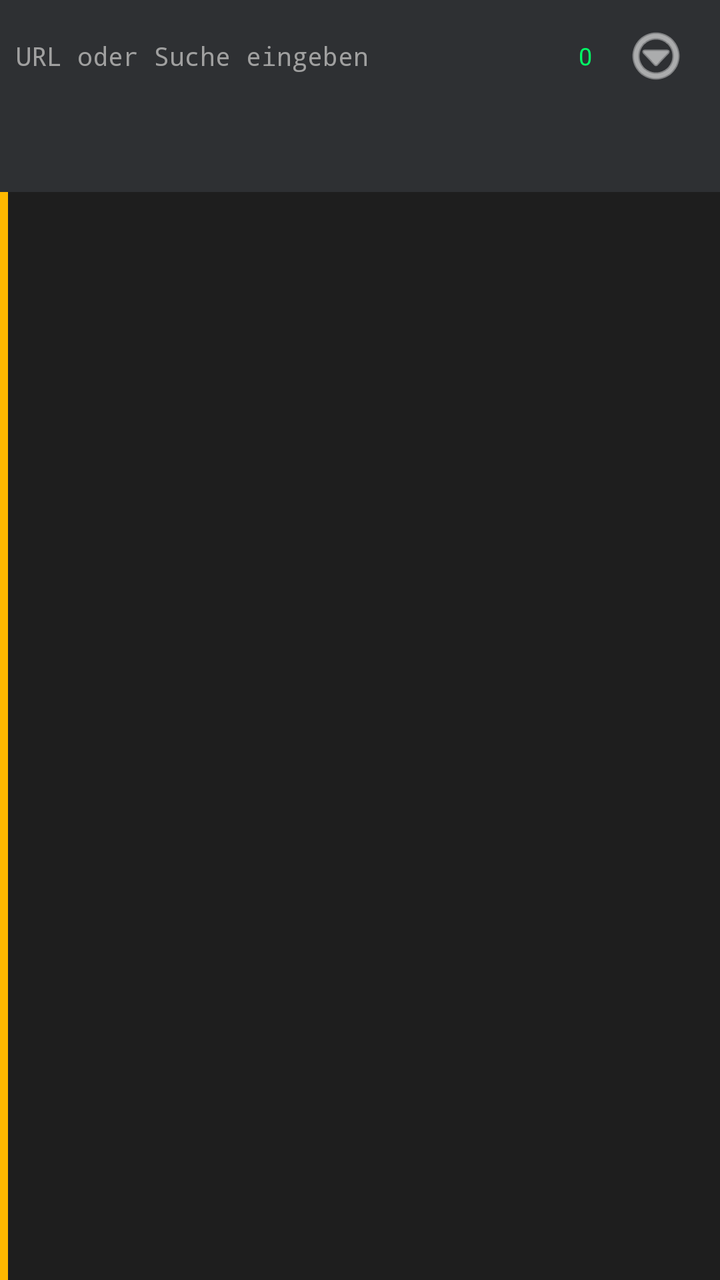
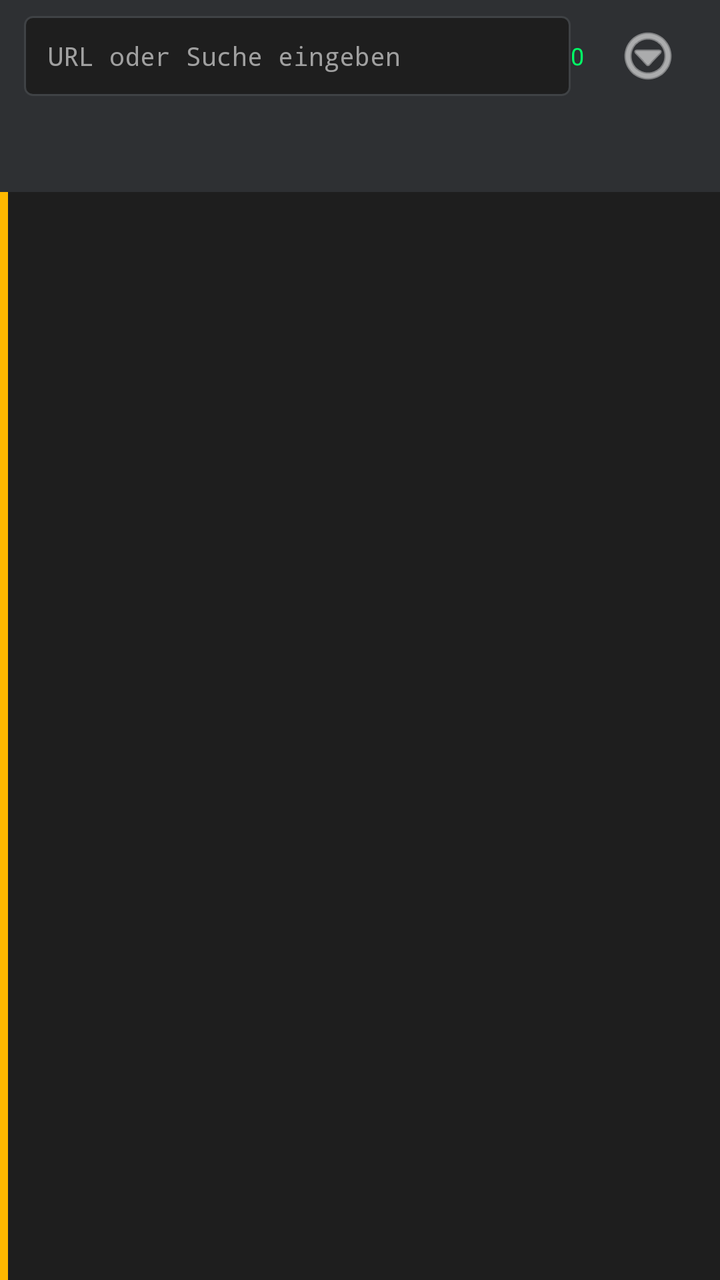

Screens rendered from an Android XML layout before and after an edit, with the pre-edit source and the edit as a unified diff.
<!-- AndroidManifest.xml: application theme Theme.TUFBlade -->
<!-- res/layout/activity_main.xml -->
<?xml version="1.0" encoding="utf-8"?>
<androidx.constraintlayout.widget.ConstraintLayout
    xmlns:android="http://schemas.android.com/apk/res/android"
    xmlns:app="http://schemas.android.com/apk/res-auto"
    android:layout_width="match_parent"
    android:layout_height="match_parent"
    android:background="@color/bg_base">

    <LinearLayout
        android:id="@+id/topBar"
        android:layout_width="0dp"
        android:layout_height="@dimen/topbar_height"
        android:background="@color/bg_surface"
        android:orientation="horizontal"
        android:gravity="center_vertical"
        android:paddingHorizontal="@dimen/space_8"
        app:layout_constraintTop_toTopOf="parent"
        app:layout_constraintStart_toStartOf="parent"
        app:layout_constraintEnd_toEndOf="parent">

        <EditText
            android:id="@+id/urlField"
            android:layout_width="0dp"
            android:layout_height="wrap_content"
            android:layout_weight="1"
            android:fontFamily="monospace"
            android:textSize="@dimen/type_mono"
            android:textColor="@color/text_primary"
            android:textColorHint="@color/text_muted"
            android:hint="URL oder Suche eingeben"
            android:background="@android:color/transparent"
            android:imeOptions="actionGo"
            android:inputType="textUri"
            android:singleLine="true" />

        <TextView
            android:id="@+id/shieldBadge"
            android:layout_width="wrap_content"
            android:layout_height="wrap_content"
            android:layout_marginEnd="@dimen/space_8"
            android:textColor="@color/accent_success"
            android:textSize="@dimen/type_caption"
            android:text="0" />

        <ImageButton
            android:id="@+id/menuButton"
            android:layout_width="@dimen/list_row_height"
            android:layout_height="@dimen/list_row_height"
            android:background="@drawable/ripple_accent_circle"
            android:contentDescription="Hauptmenü"
            android:src="@android:drawable/ic_menu_more"
            app:tint="@color/text_primary" />
    </LinearLayout>

    <HorizontalScrollView
        android:id="@+id/tabStripScroll"
        android:layout_width="0dp"
        android:layout_height="40dp"
        android:background="@color/bg_surface"
        android:scrollbars="none"
        app:layout_constraintTop_toBottomOf="@id/topBar"
        app:layout_constraintStart_toStartOf="parent"
        app:layout_constraintEnd_toEndOf="parent">

        <LinearLayout
            android:id="@+id/tabStrip"
            android:layout_width="wrap_content"
            android:layout_height="match_parent"
            android:orientation="horizontal"
            android:paddingHorizontal="@dimen/space_8"
            android:gravity="center_vertical" />
    </HorizontalScrollView>

    <LinearLayout
        android:id="@+id/sidebar"
        android:layout_width="@dimen/sidebar_collapsed_width"
        android:layout_height="0dp"
        android:orientation="vertical"
        android:background="@color/bg_surface"
        android:clickable="true"
        android:focusable="true"
        app:layout_constraintTop_toBottomOf="@id/tabStripScroll"
        app:layout_constraintBottom_toBottomOf="parent"
        app:layout_constraintStart_toStartOf="parent" />

    <View
        android:id="@+id/sidebarAccentLine"
        android:layout_width="@dimen/sidebar_collapsed_width"
        android:layout_height="0dp"
        android:background="@color/accent_primary"
        app:layout_constraintTop_toBottomOf="@id/tabStripScroll"
        app:layout_constraintBottom_toBottomOf="parent"
        app:layout_constraintStart_toStartOf="parent" />

    <FrameLayout
        android:id="@+id/contentContainer"
        android:layout_width="0dp"
        android:layout_height="0dp"
        android:background="@color/bg_base"
        app:layout_constraintTop_toBottomOf="@id/tabStripScroll"
        app:layout_constraintBottom_toBottomOf="parent"
        app:layout_constraintStart_toEndOf="@id/sidebar"
        app:layout_constraintEnd_toEndOf="parent" />

    <LinearLayout
        android:id="@+id/snifferPanel"
        android:layout_width="0dp"
        android:layout_height="wrap_content"
        android:orientation="vertical"
        android:background="@color/bg_surface"
        android:padding="@dimen/panel_padding"
        android:visibility="gone"
        app:layout_constraintBottom_toBottomOf="parent"
        app:layout_constraintStart_toEndOf="@id/sidebar"
        app:layout_constraintEnd_toEndOf="parent" />

</androidx.constraintlayout.widget.ConstraintLayout>
<!-- resources referenced by this layout -->
<resources>
  <color name="accent_primary">#FFB800</color>
  <color name="accent_success">#00FF66</color>
  <color name="bg_base">#1E1E1E</color>
  <color name="bg_surface">#2E3033</color>
  <color name="text_muted">#A0A0A0</color>
  <color name="text_primary">#FFFFFF</color>
  <dimen name="list_row_height">48dp</dimen>
  <dimen name="panel_padding">16dp</dimen>
  <dimen name="sidebar_collapsed_width">4dp</dimen>
  <dimen name="space_8">8dp</dimen>
  <dimen name="topbar_height">56dp</dimen>
  <dimen name="type_caption">12sp</dimen>
  <dimen name="type_mono">13sp</dimen>
  <!-- drawable ripple_accent_circle (drawable) -->
  <?xml version="1.0" encoding="utf-8"?>
  <ripple xmlns:android="http://schemas.android.com/apk/res/android"
      android:color="@color/ripple_accent">
      <item android:id="@android:id/mask">
          <shape android:shape="oval">
              <solid android:color="@android:color/white" />
          </shape>
      </item>
  </ripple>
  <style name="Theme.TUFBlade" parent="Theme.Material3.DayNight.NoActionBar">
          <item name="android:windowBackground">@color/bg_base</item>
          <item name="android:forceDarkAllowed">false</item>
          <item name="colorPrimary">@color/accent_primary</item>
          <item name="colorSecondary">@color/accent_success</item>
          <item name="colorError">@color/accent_danger</item>
          <item name="android:textColor">@color/text_primary</item>
          <item name="android:statusBarColor">@color/bg_base</item>
          <item name="android:navigationBarColor">@color/bg_base</item>
      </style>
  <color name="ripple_accent">#33FFB800</color>
  <color name="accent_danger">#FF3B3B</color>
</resources>

<!-- the commit's change to res/layout/activity_main.xml (unified diff, before → after) -->
@@ -13,7 +13,7 @@
         android:background="@color/bg_surface"
         android:orientation="horizontal"
         android:gravity="center_vertical"
-        android:paddingHorizontal="@dimen/space_8"
+        android:paddingHorizontal="@dimen/space_12"
         app:layout_constraintTop_toTopOf="parent"
         app:layout_constraintStart_toStartOf="parent"
         app:layout_constraintEnd_toEndOf="parent">
@@ -21,16 +21,17 @@
         <EditText
             android:id="@+id/urlField"
             android:layout_width="0dp"
-            android:layout_height="wrap_content"
+            android:layout_height="40dp"
+            android:layout_marginVertical="8dp"
             android:layout_weight="1"
             android:fontFamily="monospace"
             android:textSize="@dimen/type_mono"
             android:textColor="@color/text_primary"
             android:textColorHint="@color/text_muted"
             android:hint="URL oder Suche eingeben"
-            android:background="@android:color/transparent"
+            android:background="@drawable/bg_url_field"
             android:imeOptions="actionGo"
-            android:inputType="textUri"
+            android:inputType="text"
             android:singleLine="true" />
 
         <TextView
@@ -38,6 +39,7 @@
             android:layout_width="wrap_content"
             android:layout_height="wrap_content"
             android:layout_marginEnd="@dimen/space_8"
+            android:contentDescription="Blockierte Anfragen"
             android:textColor="@color/accent_success"
             android:textSize="@dimen/type_caption"
             android:text="0" />
<!-- resource entries referenced after the edit -->
@@ -9,10 +9,25 @@
   <dimen name="list_row_height">48dp</dimen>
   <dimen name="panel_padding">16dp</dimen>
   <dimen name="sidebar_collapsed_width">4dp</dimen>
+  <dimen name="space_12">12dp</dimen>
   <dimen name="space_8">8dp</dimen>
   <dimen name="topbar_height">56dp</dimen>
   <dimen name="type_caption">12sp</dimen>
   <dimen name="type_mono">13sp</dimen>
+  <!-- drawable bg_url_field (drawable) -->
+  <?xml version="1.0" encoding="utf-8"?>
+  <shape xmlns:android="http://schemas.android.com/apk/res/android">
+      <solid android:color="@color/bg_base" />
+      <stroke
+          android:width="1dp"
+          android:color="@color/border_hairline" />
+      <corners android:radius="@dimen/radius_button" />
+      <padding
+          android:left="12dp"
+          android:top="0dp"
+          android:right="12dp"
+          android:bottom="0dp" />
+  </shape>
   <!-- drawable ripple_accent_circle (drawable) -->
   <?xml version="1.0" encoding="utf-8"?>
   <ripple xmlns:android="http://schemas.android.com/apk/res/android"
@@ -33,6 +48,8 @@
           <item name="android:statusBarColor">@color/bg_base</item>
           <item name="android:navigationBarColor">@color/bg_base</item>
       </style>
+  <color name="border_hairline">#3F4245</color>
+  <dimen name="radius_button">4dp</dimen>
   <color name="ripple_accent">#33FFB800</color>
   <color name="accent_danger">#FF3B3B</color>
 </resources>
